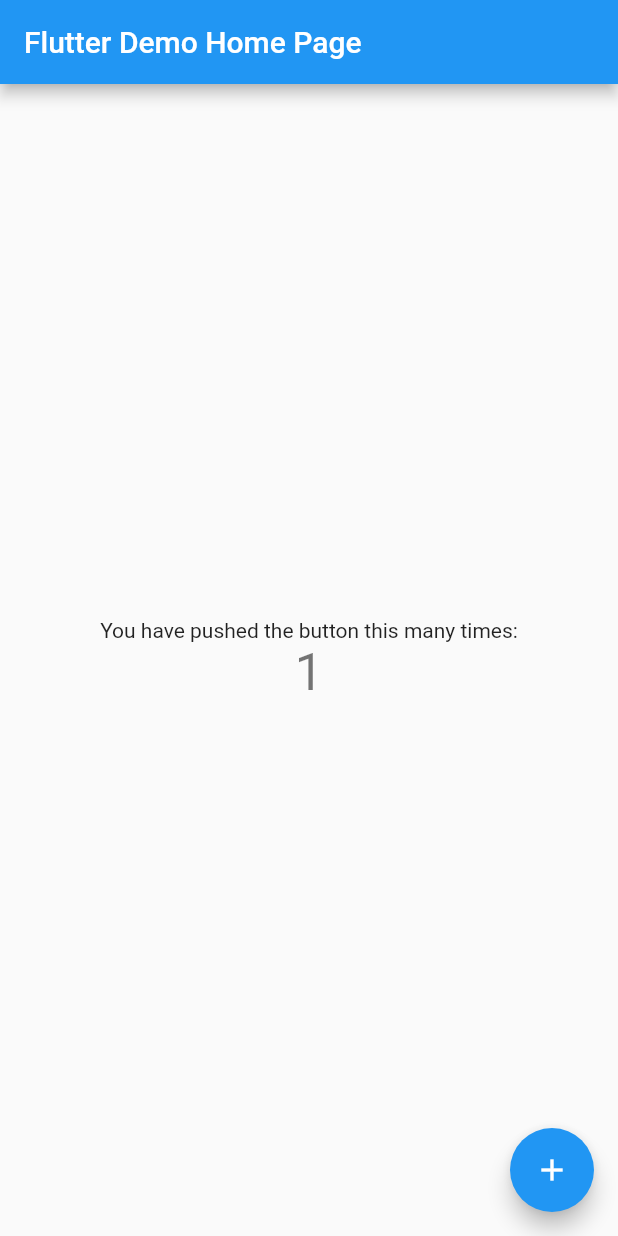
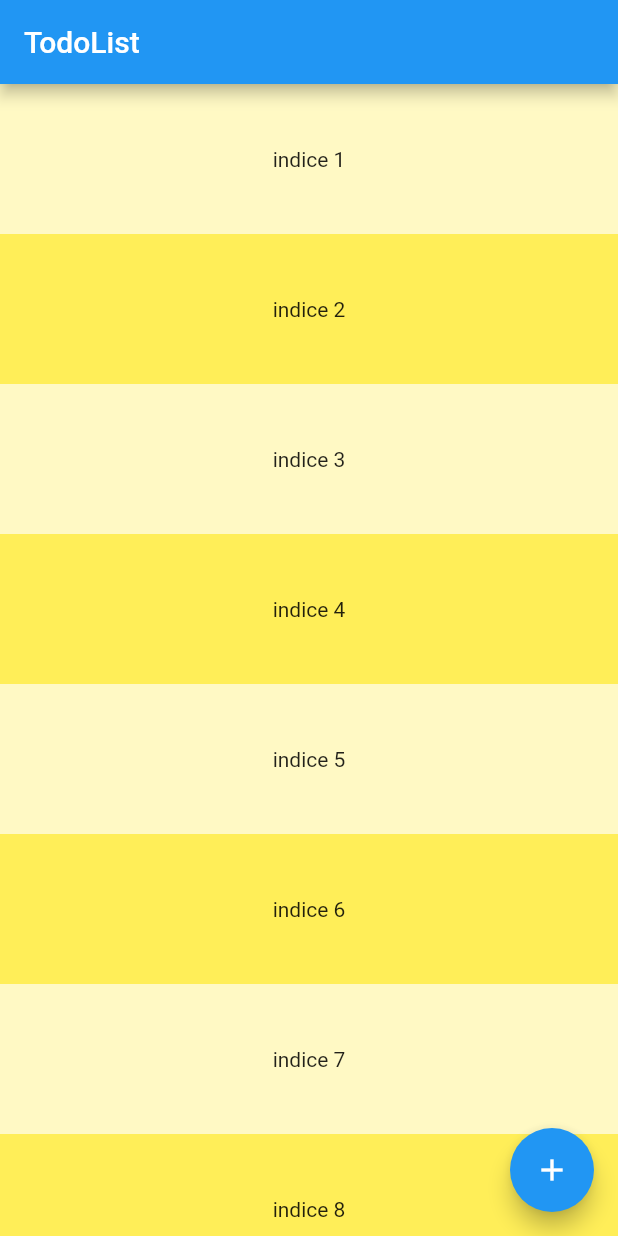
Before and after one commit to alfredohjr/mytodolist, a Flutter app: the MyHomePage screen opened directly, after a tap on the "add" icon, on a phone screen of 412 x 824 dp. Run offline on Flutter 3.47's test engine with Material 2 defaults, Android fonts, the phone set to English and light mode, and no system bars.

Commit message:
uma lista simples!

```diff
--- a/lib/main.dart
+++ b/lib/main.dart
@@ -7,39 +7,20 @@ void main() {
 class MyApp extends StatelessWidget {
   const MyApp({Key? key}) : super(key: key);
 
-  // This widget is the root of your application.
   @override
   Widget build(BuildContext context) {
     return MaterialApp(
-      title: 'Flutter Demo',
+      title: 'My TodoList',
       theme: ThemeData(
-        // This is the theme of your application.
-        //
-        // Try running your application with "flutter run". You'll see the
-        // application has a blue toolbar. Then, without quitting the app, try
-        // changing the primarySwatch below to Colors.green and then invoke
-        // "hot reload" (press "r" in the console where you ran "flutter run",
-        // or simply save your changes to "hot reload" in a Flutter IDE).
-        // Notice that the counter didn't reset back to zero; the application
-        // is not restarted.
         primarySwatch: Colors.blue,
       ),
-      home: const MyHomePage(title: 'Flutter Demo Home Page'),
+      home: const MyHomePage(title: 'TodoList'),
     );
   }
 }
 
 class MyHomePage extends StatefulWidget {
   const MyHomePage({Key? key, required this.title}) : super(key: key);
-
-  // This widget is the home page of your application. It is stateful, meaning
-  // that it has a State object (defined below) that contains fields that affect
-  // how it looks.
-
-  // This class is the configuration for the state. It holds the values (in this
-  // case the title) provided by the parent (in this case the App widget) and
-  // used by the build method of the State. Fields in a Widget subclass are
-  // always marked "final".
 
   final String title;
 
@@ -48,68 +29,36 @@ class MyHomePage extends StatefulWidget {
 }
 
 class _MyHomePageState extends State<MyHomePage> {
-  int _counter = 0;
+  final List<int> tasks = [1, 2, 3, 4, 5, 6, 7, 8, 9, 10];
+  int count = 11;
 
-  void _incrementCounter() {
+  void increment() {
     setState(() {
-      // This call to setState tells the Flutter framework that something has
-      // changed in this State, which causes it to rerun the build method below
-      // so that the display can reflect the updated values. If we changed
-      // _counter without calling setState(), then the build method would not be
-      // called again, and so nothing would appear to happen.
-      _counter++;
+      tasks.add(count);
+      count++;
     });
   }
 
   @override
   Widget build(BuildContext context) {
-    // This method is rerun every time setState is called, for instance as done
-    // by the _incrementCounter method above.
-    //
-    // The Flutter framework has been optimized to make rerunning build methods
-    // fast, so that you can just rebuild anything that needs updating rather
-    // than having to individually change instances of widgets.
     return Scaffold(
       appBar: AppBar(
-        // Here we take the value from the MyHomePage object that was created by
-        // the App.build method, and use it to set our appbar title.
         title: Text(widget.title),
       ),
-      body: Center(
-        // Center is a layout widget. It takes a single child and positions it
-        // in the middle of the parent.
-        child: Column(
-          // Column is also a layout widget. It takes a list of children and
-          // arranges them vertically. By default, it sizes itself to fit its
-          // children horizontally, and tries to be as tall as its parent.
-          //
-          // Invoke "debug painting" (press "p" in the console, choose the
-          // "Toggle Debug Paint" action from the Flutter Inspector in Android
-          // Studio, or the "Toggle Debug Paint" command in Visual Studio Code)
-          // to see the wireframe for each widget.
-          //
-          // Column has various properties to control how it sizes itself and
-          // how it positions its children. Here we use mainAxisAlignment to
-          // center the children vertically; the main axis here is the vertical
-          // axis because Columns are vertical (the cross axis would be
-          // horizontal).
-          mainAxisAlignment: MainAxisAlignment.center,
-          children: <Widget>[
-            const Text(
-              'You have pushed the button this many times:',
-            ),
-            Text(
-              '$_counter',
-              style: Theme.of(context).textTheme.headline4,
-            ),
-          ],
+      body: ListView.builder(
+        itemCount: tasks.length,
+        itemBuilder: (BuildContext context, index) => Container(
+          height: 100,
+          color: Colors.yellow[index % 2 == 0 ? 100 : 400],
+          child: Center(
+            child: Text('indice ${tasks[index]}'),
+          ),
         ),
       ),
       floatingActionButton: FloatingActionButton(
-        onPressed: _incrementCounter,
-        tooltip: 'Increment',
+        onPressed: increment,
         child: const Icon(Icons.add),
-      ), // This trailing comma makes auto-formatting nicer for build methods.
+      ),
     );
   }
 }
```
